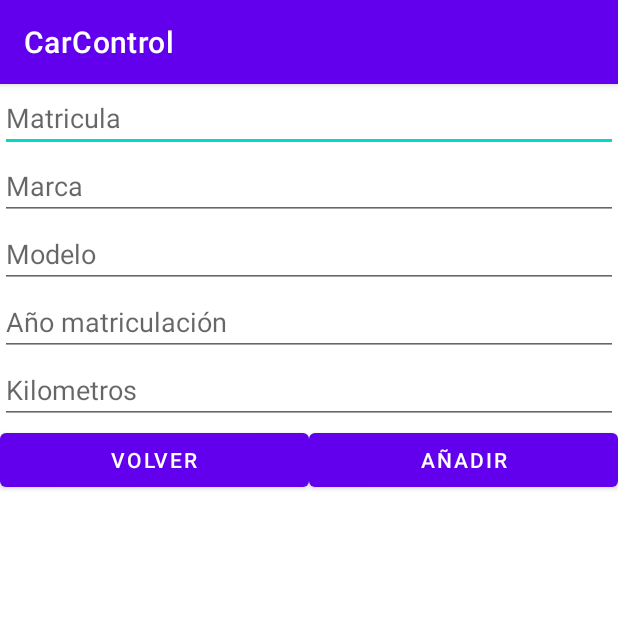
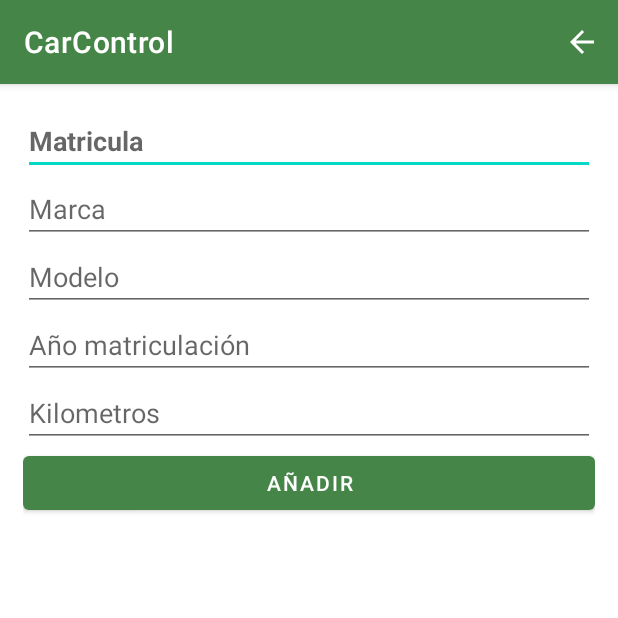
Before and after one commit to JSenen/CarControl, an Android app: the AddCarActivity screen opened directly, with no data from a screen before it, on a phone screen of 412 x 824 dp, the top half of it. Run offline under Robolectric (Android 15) with nearby library versions, the phone set to English and light mode, and no system bars; our stand-ins replace Room's generated code.

Commit message:
Añadido icono volver ActionBar activity AddCar

```diff
--- a/app/src/main/java/com/juansenen/carcontrol/AddCarActivity.java
+++ b/app/src/main/java/com/juansenen/carcontrol/AddCarActivity.java
@@ -2,10 +2,15 @@ package com.juansenen.carcontrol;
 
 import static com.juansenen.carcontrol.db.Constans.DATABASE_NAME;
 
+import androidx.annotation.NonNull;
 import androidx.appcompat.app.AppCompatActivity;
 import androidx.room.Room;
 
+import android.content.Intent;
 import android.os.Bundle;
+import android.view.Menu;
+import android.view.MenuInflater;
+import android.view.MenuItem;
 import android.view.View;
 import android.widget.EditText;
 import android.widget.Toast;
@@ -20,9 +25,22 @@ public class AddCarActivity extends AppCompatActivity {
         super.onCreate(savedInstanceState);
         setContentView(R.layout.activity_add_car);
     }
+
+    @Override
+    public boolean onCreateOptionsMenu(Menu menu) {
+        getMenuInflater().inflate(R.menu.menu_back,menu);
+        return true;
+    }
+
+    @Override
+    public boolean onOptionsItemSelected(@NonNull MenuItem item) {
+        Intent intent = new Intent(this, MainActivity.class);
+        startActivity(intent);
+        return true;
+    }
+
     public void butAdd(View view){
 
-        //TODO Comprobar graba en lista
         EditText ed_register = findViewById(R.id.edtxt_register);
         EditText ed_trdmark = findViewById(R.id.edtxt_trdmark);
         EditText ed_model = findViewById(R.id.edtxt_model);
@@ -54,8 +72,4 @@ public class AddCarActivity extends AppCompatActivity {
 
     }
 
-
-    public void butBack (View view){
-        onBackPressed();
-    }
 }
--- a/app/src/main/res/layout/activity_add_car.xml
+++ b/app/src/main/res/layout/activity_add_car.xml
@@ -8,8 +8,11 @@
 
     <LinearLayout
         android:layout_width="match_parent"
-        android:layout_height="match_parent"
-        android:orientation="vertical">
+        android:layout_height="wrap_content"
+        android:orientation="vertical"
+        android:padding="15dp"
+        app:layout_constraintEnd_toEndOf="parent"
+        app:layout_constraintTop_toTopOf="parent">
 
         <EditText
             android:id="@+id/edtxt_register"
@@ -17,7 +20,9 @@
             android:layout_height="wrap_content"
             android:ems="10"
             android:hint="Matricula"
-            android:inputType="textPersonName" />
+            android:inputType="textPersonName"
+            android:textColor="#009688"
+            android:textStyle="bold" />
 
         <EditText
             android:id="@+id/edtxt_trdmark"
@@ -57,14 +62,6 @@
             android:orientation="horizontal">
 
             <Button
-                android:id="@+id/but_back"
-                android:layout_width="wrap_content"
-                android:layout_height="wrap_content"
-                android:layout_weight="1"
-                android:onClick="butBack"
-                android:text="Volver" />
-
-            <Button
                 android:id="@+id/butAdd"
                 android:layout_width="wrap_content"
                 android:layout_height="wrap_content"
--- /dev/null
+++ b/app/src/main/res/menu/menu_back.xml
@@ -0,0 +1,9 @@
+<?xml version="1.0" encoding="utf-8"?>
+<menu xmlns:android="http://schemas.android.com/apk/res/android"
+    xmlns:app="http://schemas.android.com/apk/res-auto">
+
+    <item
+        android:icon="?attr/actionModeCloseDrawable"
+        android:title="Item_back"
+        app:showAsAction="always"/>
+</menu>
--- a/app/src/main/res/values/themes.xml
+++ b/app/src/main/res/values/themes.xml
@@ -2,7 +2,7 @@
     <!-- Base application theme. -->
     <style name="Theme.CarControl" parent="Theme.MaterialComponents.DayNight.DarkActionBar">
         <!-- Primary brand color. -->
-        <item name="colorPrimary">@color/purple_500</item>
+        <item name="colorPrimary">#458547</item>
         <item name="colorPrimaryVariant">@color/purple_700</item>
         <item name="colorOnPrimary">@color/white</item>
         <!-- Secondary brand color. -->
```
Also changed, not shown: app/src/main/res/layout/activity_main.xml (+5 -2 lines), app/src/main/res/layout/rcview_main_items.xml (+21 -6 lines).
